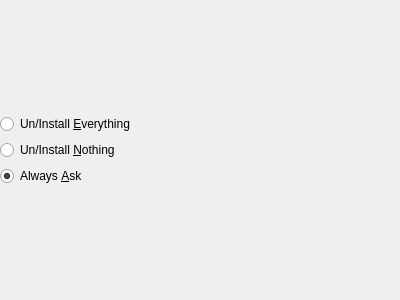
First picture: the form in gui/widgets/globalfilterwidget.ui, repository Baum42/paxchange, before the edit.
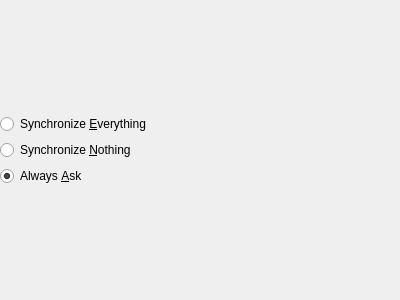
Second picture: the form after the edit.

Commit message: removed on/install

```diff
--- a/gui/widgets/globalfilterwidget.ui
+++ b/gui/widgets/globalfilterwidget.ui
@@ -45,14 +45,14 @@
    <item>
     <widget class="QRadioButton" name="addButton">
      <property name="text">
-      <string>Un/Install &amp;Everything</string>
+      <string>Synchronize &amp;Everything</string>
      </property>
     </widget>
    </item>
    <item>
     <widget class="QRadioButton" name="skipButton">
      <property name="text">
-      <string>Un/Install &amp;Nothing</string>
+      <string>Synchronize &amp;Nothing</string>
      </property>
     </widget>
    </item>
```
Left out of the diff: 2 changed lines with no effect on the pictures. The commit also changes 4 other files.
